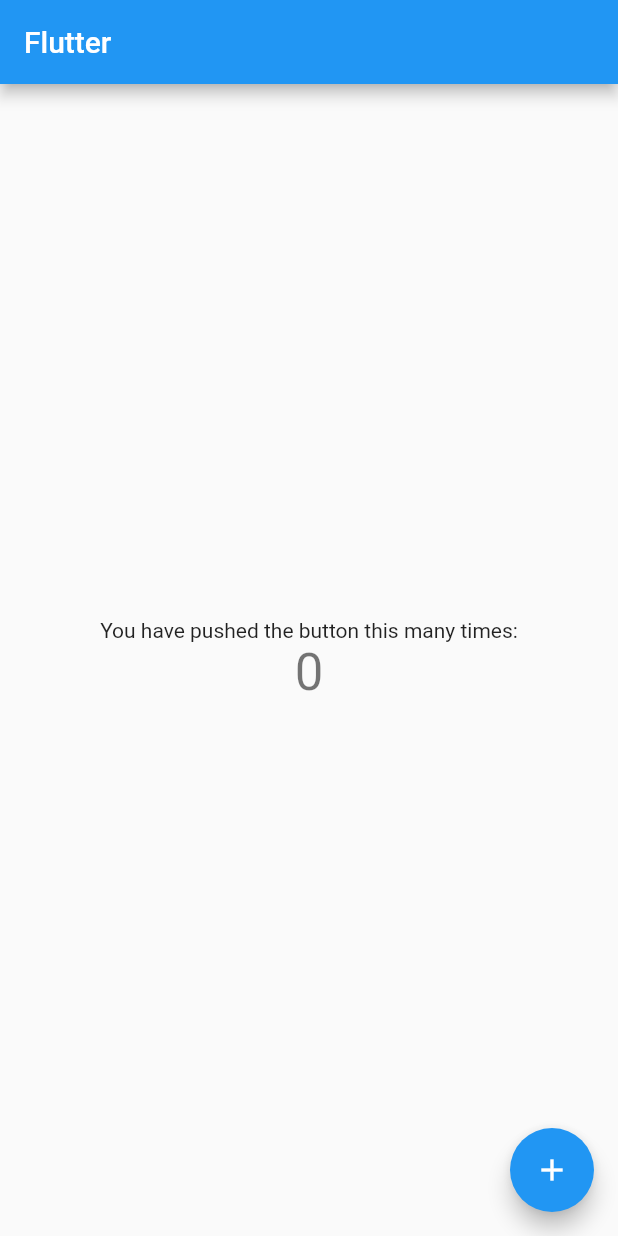
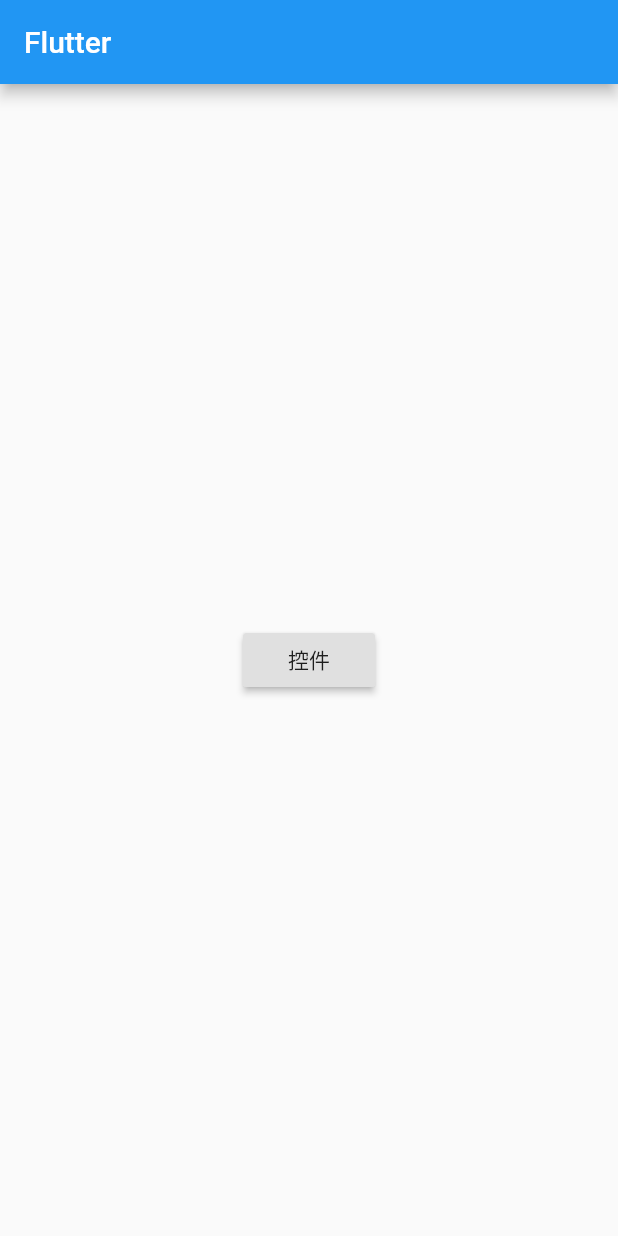
Before and after one commit to hylinslove/flutter_app, a Flutter app: the screen it shows after launch, on a phone screen of 412 x 824 dp. Run offline on Flutter 3.47's test engine with Material 2 defaults, Android fonts, the phone set to English and light mode, and no system bars.

Commit message:
基础路由跳转

```diff
--- a/lib/main.dart
+++ b/lib/main.dart
@@ -1,4 +1,5 @@
 import 'package:flutter/material.dart';
+import 'package:flutter_app/page/WidgetPage.dart';
 
 void main() => runApp(MyApp());
 
@@ -74,38 +75,49 @@ class _MyHomePageState extends State<MyHomePage> {
       body: Center(
         // Center is a layout widget. It takes a single child and positions it
         // in the middle of the parent.
+
         child: Column(
-          // Column is also layout widget. It takes a list of children and
-          // arranges them vertically. By default, it sizes itself to fit its
-          // children horizontally, and tries to be as tall as its parent.
-          //
-          // Invoke "debug painting" (press "p" in the console, choose the
-          // "Toggle Debug Paint" action from the Flutter Inspector in Android
-          // Studio, or the "Toggle Debug Paint" command in Visual Studio Code)
-          // to see the wireframe for each widget.
-          //
-          // Column has various properties to control how it sizes itself and
-          // how it positions its children. Here we use mainAxisAlignment to
-          // center the children vertically; the main axis here is the vertical
-          // axis because Columns are vertical (the cross axis would be
-          // horizontal).
           mainAxisAlignment: MainAxisAlignment.center,
           children: <Widget>[
-            Text(
-              'You have pushed the button this many times:',
-            ),
-            Text(
-              '$_counter',
-              style: Theme.of(context).textTheme.display1,
-            ),
+            RaisedButton(
+              child: Text("控件"),
+              onPressed: () {
+                Navigator.push(context, MaterialPageRoute(
+                  builder: (context) => WidgetPage()
+                ));
+
+              }
+            )
           ],
         ),
+//        child: Column(
+//          // Column is also layout widget. It takes a list of children and
+//          // arranges them vertically. By default, it sizes itself to fit its
+//          // children horizontally, and tries to be as tall as its parent.
+//          //
+//          // Invoke "debug painting" (press "p" in the console, choose the
+//          // "Toggle Debug Paint" action from the Flutter Inspector in Android
+//          // Studio, or the "Toggle Debug Paint" command in Visual Studio Code)
+//          // to see the wireframe for each widget.
+//          //
+//          // Column has various properties to control how it sizes itself and
+//          // how it positions its children. Here we use mainAxisAlignment to
+//          // center the children vertically; the main axis here is the vertical
+//          // axis because Columns are vertical (the cross axis would be
+//          // horizontal).
+//          mainAxisAlignment: MainAxisAlignment.center,
+//          children: <Widget>[
+//            Text(
+//              'You have pushed the button this many times:',
+//            ),
+//            Text(
+//              '$_counter',
+//              style: Theme.of(context).textTheme.display1,
+//            ),
+//          ],
+//        ),
       ),
-      floatingActionButton: FloatingActionButton(
-        onPressed: _incrementCounter,
-        tooltip: 'Increment',
-        child: Icon(Icons.add),
-      ), // This trailing comma makes auto-formatting nicer for build methods.
+
     );
   }
 }
```
Also changed, not shown: lib/page/WidgetPage.dart (added, +26 -0 lines).
